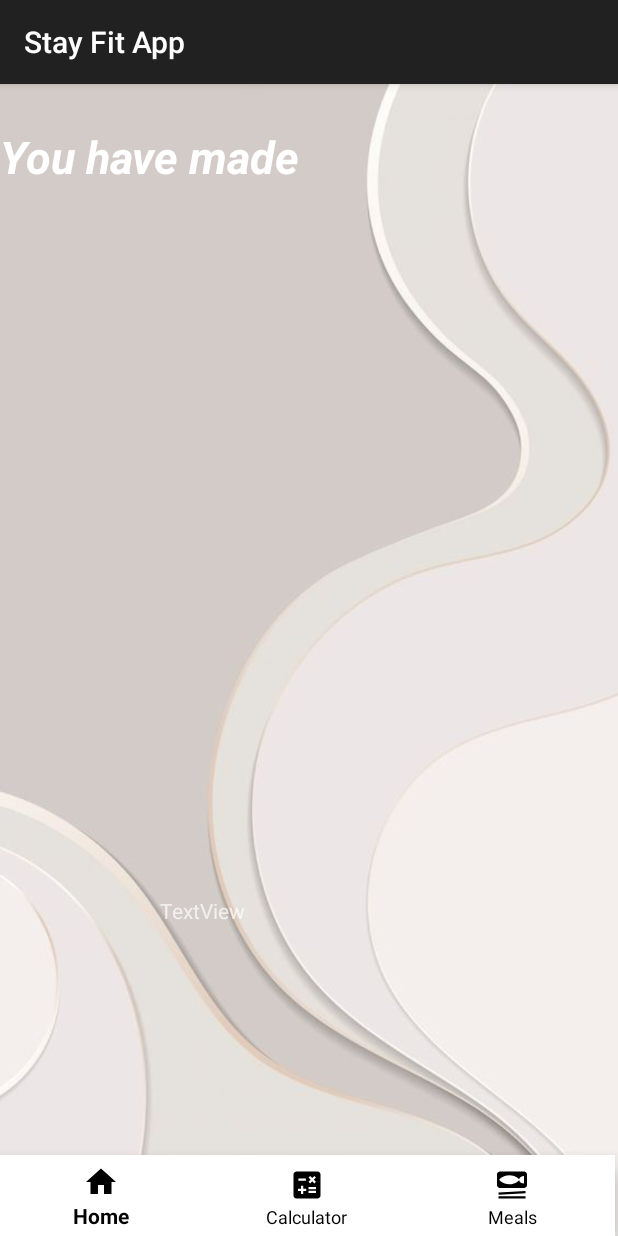
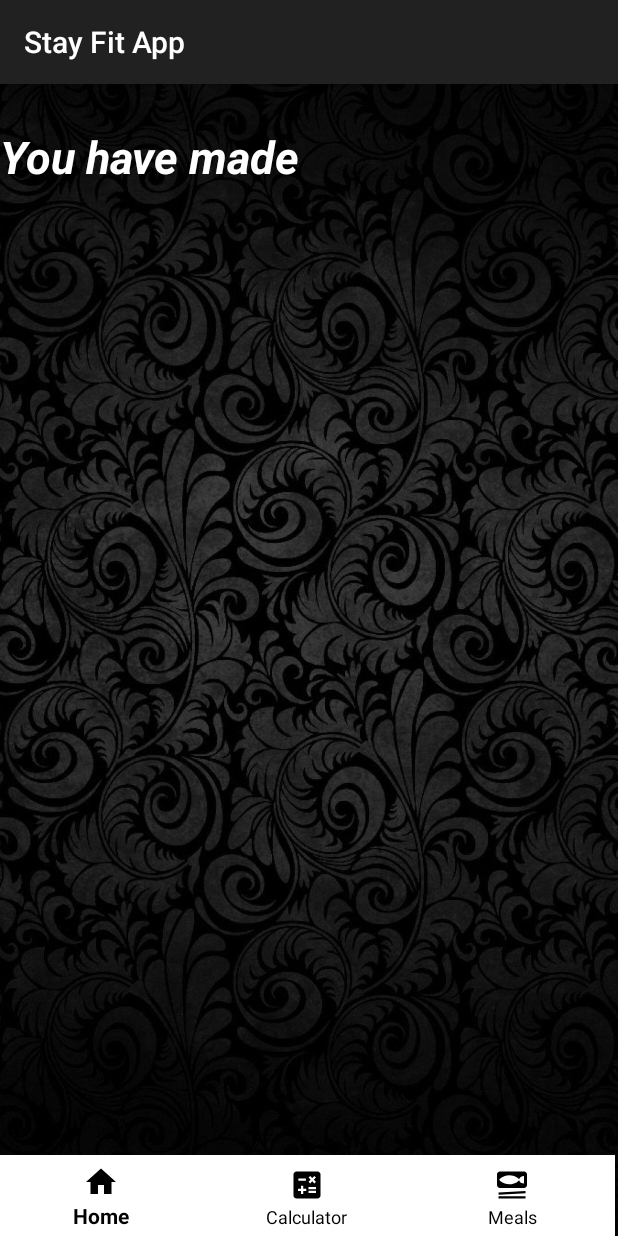
Before and after one commit to LorenaMiere/CHS, an Android app: the Activity2 screen opened directly, with no data from a screen before it, on a phone screen of 412 x 824 dp. Run offline under Robolectric (Android 15) with nearby library versions, the phone set to English and light mode, and no system bars.

Commit message:
new activity

```diff
--- a/app/src/main/res/layout/activity_2.xml
+++ b/app/src/main/res/layout/activity_2.xml
@@ -5,7 +5,7 @@
     android:layout_width="match_parent"
     android:layout_height="match_parent"
     android:visibility="visible"
-    android:background="@drawable/a287a11c793fa60d0c3662cb1683a4142"
+    android:background="@drawable/abstact"
     tools:context=".MainActivity">
 
 
@@ -45,12 +45,15 @@
 
     <TextView
         android:id="@+id/textView8"
-        android:layout_width="305dp"
-        android:layout_height="153dp"
+        android:layout_width="334dp"
+        android:layout_height="154dp"
         android:layout_alignParentEnd="true"
         android:layout_alignParentBottom="true"
         android:layout_marginBottom="73dp"
-        android:text="TextView" />
+        android:text=""
+        android:textSize="24sp"
+        android:textStyle="bold|italic" />
+
 
 
 </RelativeLayout>
--- a/app/src/main/res/layout/activity_3.xml
+++ b/app/src/main/res/layout/activity_3.xml
@@ -4,7 +4,7 @@
     xmlns:tools="http://schemas.android.com/tools"
     android:layout_width="match_parent"
     android:layout_height="match_parent"
-    android:background="@drawable/a287a11c793fa60d0c3662cb1683a4142"
+    android:background="@drawable/abstact"
     tools:context=".Activity3">
 
     <com.google.android.material.bottomnavigation.BottomNavigationView
@@ -172,7 +172,7 @@
         android:layout_centerHorizontal="true"
         android:layout_marginStart="147dp"
         android:layout_marginBottom="80dp"
-        android:background="@drawable/a287a11c793fa60d0c3662cb1683a4142"
+        android:background="@drawable/abstact"
         android:text="Calculate" />
 
     <TextView
--- a/app/src/main/res/layout/activity_5.xml
+++ b/app/src/main/res/layout/activity_5.xml
@@ -6,7 +6,7 @@
     xmlns:tools="http://schemas.android.com/tools"
     android:layout_width="match_parent"
     android:layout_height="match_parent"
-    android:background="@drawable/a287a11c793fa60d0c3662cb1683a4142"
+    android:background="@drawable/abstact"
     android:scrollbarSize="10dp"
     tools:context=".Activity4">
 
--- a/app/src/main/res/layout/food_list.xml
+++ b/app/src/main/res/layout/food_list.xml
@@ -41,7 +41,7 @@
         android:layout_marginEnd="16dp"
         android:layout_marginRight="16dp"
         android:layout_marginBottom="4dp"
-        android:background="@drawable/a287a11c793fa60d0c3662cb1683a4142"
+        android:background="@drawable/abstact"
         android:text="Select Food"
         app:layout_constraintBottom_toBottomOf="parent"
         app:layout_constraintEnd_toEndOf="parent"
```
Also changed, not shown: app/src/main/java/com/example/app/Activity2.java (+5 -6 lines), app/src/main/java/com/example/app/Activity3.java (+8 -3 lines), app/src/main/res/layout/activity_new_food.xml (+6 -6 lines).
